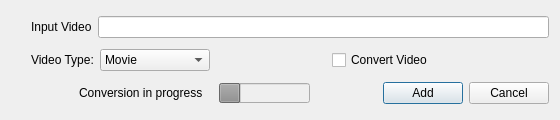
Before: the Qt Designer form addvideodialog.ui in abnd90/Qpod, drawn with Qt 5.
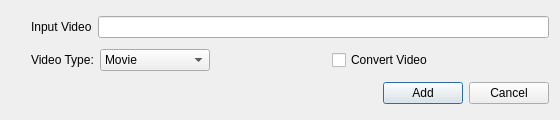
After: the same form once the commit is applied.

```diff
--- a/addvideodialog.ui
+++ b/addvideodialog.ui
@@ -174,48 +174,6 @@
    </item>
    <item>
     <layout class="QHBoxLayout" name="horizontalLayout">
-     <item>
-      <spacer name="horizontalSpacer">
-       <property name="orientation">
-        <enum>Qt::Horizontal</enum>
-       </property>
-       <property name="sizeHint" stdset="0">
-        <size>
-         <width>40</width>
-         <height>20</height>
-        </size>
-       </property>
-      </spacer>
-     </item>
-     <item>
-      <widget class="QLabel" name="conversion_label">
-       <property name="enabled">
-        <bool>true</bool>
-       </property>
-       <property name="text">
-        <string>Conversion in progress   </string>
-       </property>
-      </widget>
-     </item>
-     <item>
-      <widget class="QProgressBar" name="conversion_bar">
-       <property name="enabled">
-        <bool>false</bool>
-       </property>
-       <property name="maximumSize">
-        <size>
-         <width>16777215</width>
-         <height>20</height>
-        </size>
-       </property>
-       <property name="value">
-        <number>24</number>
-       </property>
-       <property name="textVisible">
-        <bool>false</bool>
-       </property>
-      </widget>
-     </item>
      <item>
       <spacer name="horizontalSpacer_6">
        <property name="orientation">
```
